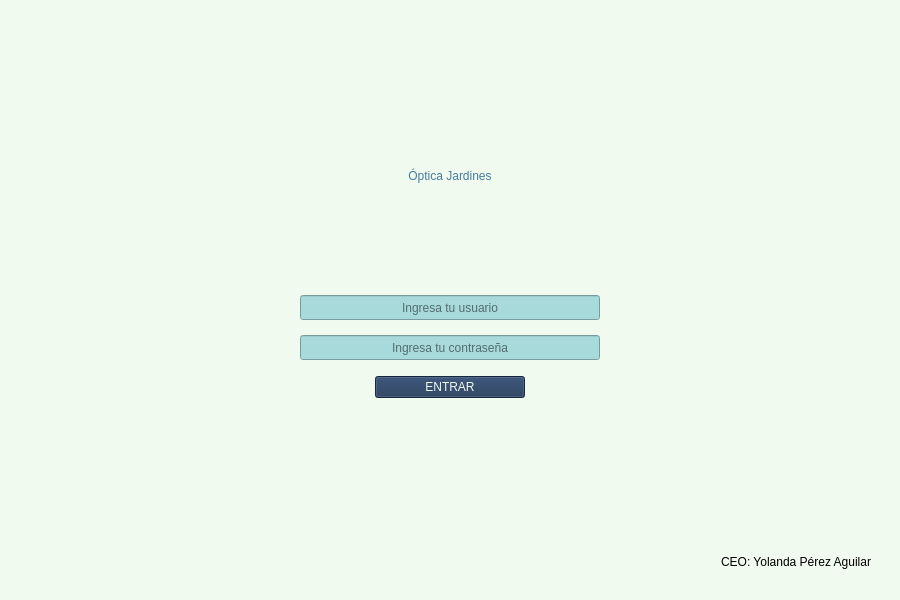
Before: the Qt Designer form OPTICA/optica_jardines.ui in Matapuercos666/Optica_Jardines, drawn with Qt 5.
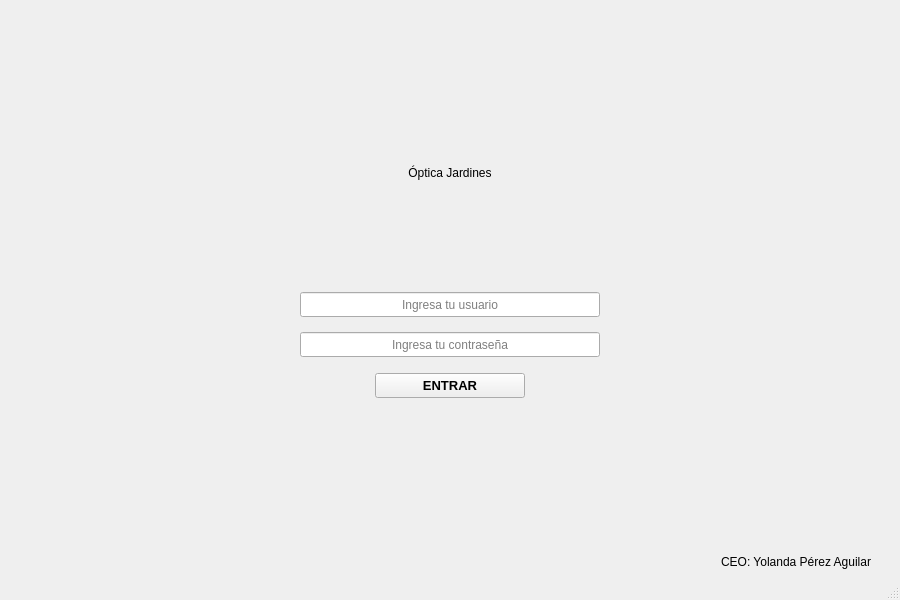
After: the same form once the commit is applied. Icons and pictures are not drawn.

```diff
--- a/OPTICA/optica_jardines.ui
+++ b/OPTICA/optica_jardines.ui
@@ -13,10 +13,6 @@
   <property name="windowTitle">
    <string>Optica_Jardines</string>
   </property>
-  <property name="styleSheet">
-   <string notr="true">background-color: rgb(241, 250, 238);
-border-color: rgb(230, 57, 70);</string>
-  </property>
   <widget class="QWidget" name="centralwidget">
    <layout class="QVBoxLayout" name="verticalLayout_3">
     <item>
@@ -29,10 +25,6 @@
           <height>200</height>
          </size>
         </property>
-        <property name="styleSheet">
-         <string notr="true">color: rgb(69, 123, 157);
-</string>
-        </property>
         <property name="text">
          <string>Óptica Jardines</string>
         </property>
@@ -81,9 +73,6 @@
           <height>0</height>
          </size>
         </property>
-        <property name="styleSheet">
-         <string notr="true">background-color: rgb(168, 218, 220);</string>
-        </property>
         <property name="echoMode">
          <enum>QLineEdit::EchoMode::Password</enum>
         </property>
@@ -121,9 +110,6 @@
           <height>0</height>
          </size>
         </property>
-        <property name="styleSheet">
-         <string notr="true">background-color: rgb(168, 218, 220);</string>
-        </property>
         <property name="alignment">
          <set>Qt::AlignmentFlag::AlignCenter</set>
         </property>
@@ -162,6 +148,13 @@
           <height>16777215</height>
          </size>
         </property>
+        <property name="font">
+         <font>
+          <family>Arial</family>
+          <pointsize>10</pointsize>
+          <bold>true</bold>
+         </font>
+        </property>
         <property name="cursor">
          <cursorShape>PointingHandCursor</cursorShape>
         </property>
@@ -169,10 +162,7 @@
          <bool>true</bool>
         </property>
         <property name="styleSheet">
-         <string notr="true">background-color: rgb(29, 53, 87);
-border-color: rgb(230, 57, 70);
-font: 900 9pt &quot;Arial&quot;;
-color: rgb(241, 250, 238);</string>
+         <string notr="true">padding: 4px</string>
         </property>
         <property name="text">
          <string>ENTRAR</string>
```
Left out of the diff: 41 changed lines with no effect on the pictures.
